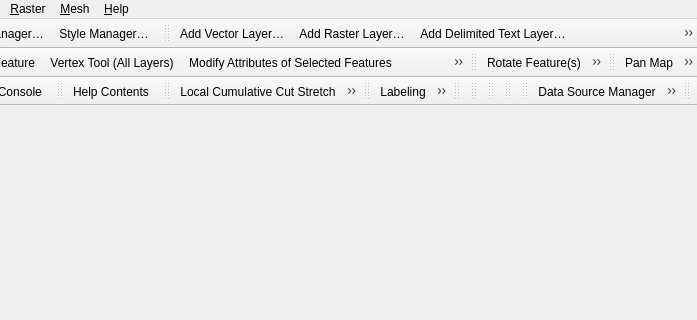
Before: the Qt Designer form src/ui/qgisapp.ui in qgis/QGIS, drawn with Qt 5; both pictures show x 333 to 1030 and y 0 to 320 of the 1030 by 506 pixel window.
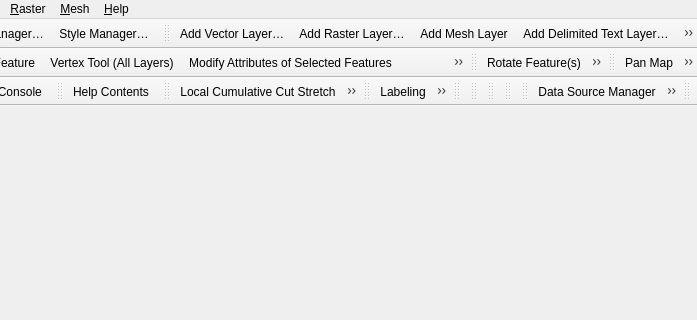
After: the same form once the commit is applied. Icons and pictures are not drawn.

Commit message: [ui] Fix missing 'Add Mesh layer' toolbar button

```diff
--- a/src/ui/qgisapp.ui
+++ b/src/ui/qgisapp.ui
@@ -427,6 +427,7 @@
    </attribute>
    <addaction name="mActionAddOgrLayer"/>
    <addaction name="mActionAddRasterLayer"/>
+   <addaction name="mActionAddMeshLayer"/>
    <addaction name="mActionAddDelimitedText"/>
    <addaction name="mActionAddSpatiaLiteLayer"/>
    <addaction name="mActionAddVirtualLayer"/>
```
